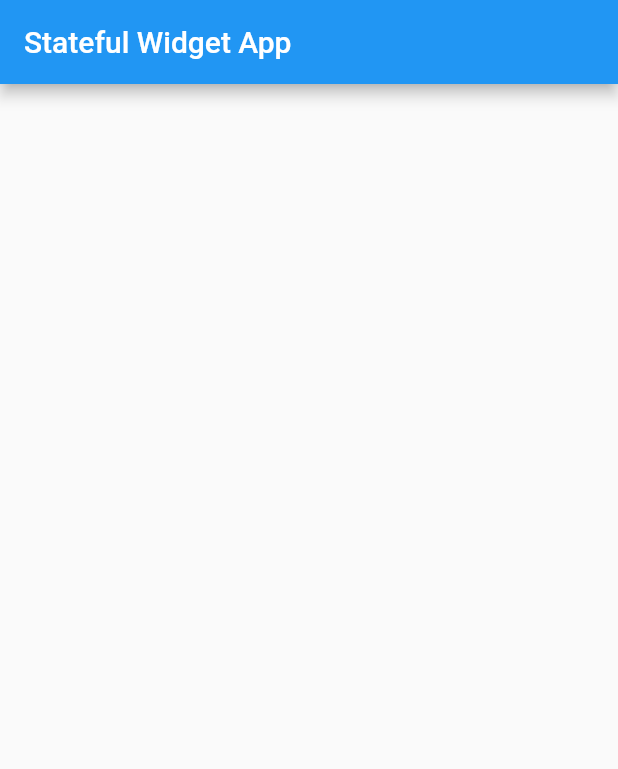
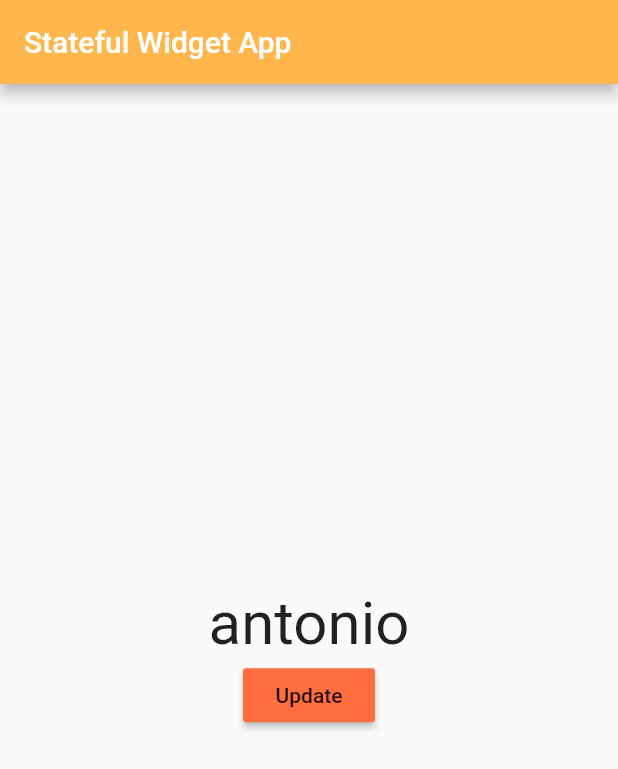
Before and after one commit to AntonioVeintiuno/fluttrapp, a Flutter app: the screen it shows after launch, on a phone screen of 412 x 824 dp. Shown: the top 769 px of the screen. Run offline on Flutter 3.47's test engine with Material 2 defaults, Android fonts, the phone set to English and light mode, and no system bars.

Commit message:
Adding add button.
Signed-off-by: Antonio Garcia <moy_357@hotmail.com>

```diff
--- a/lib/src/button.dart
+++ b/lib/src/button.dart
@@ -11,6 +11,24 @@ class _MyButtonState extends State<MyButton> {
     return Scaffold(
       appBar: AppBar(
         title: Text('Stateful Widget App'),
+        backgroundColor: Colors.orange[300],
+      ),
+      body: Container(
+        child: Center(
+          child: Column(
+            mainAxisAlignment: MainAxisAlignment.center,
+            children: <Widget>[
+              Text('antonio',
+                style: TextStyle(fontSize: 40),
+              ),
+              RaisedButton(
+                child: Text('Update'),
+                onPressed: () {},
+                color: Colors.deepOrangeAccent,
+              )
+            ],
+          ),
+        ),
       ),
     );
   }
```
